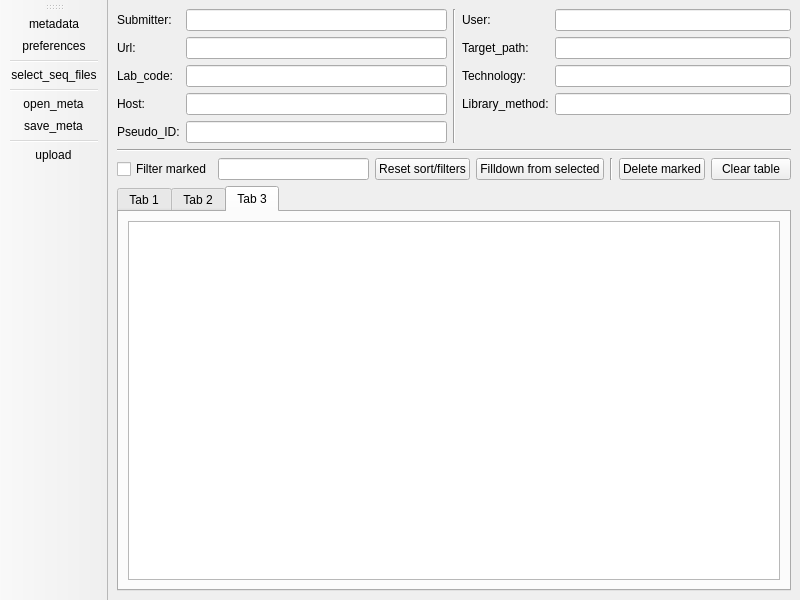
This is ui/mw.ui in genomic-medicine-sweden/GMS-uploader as Qt 5 draws it before an edit. The edited form follows.
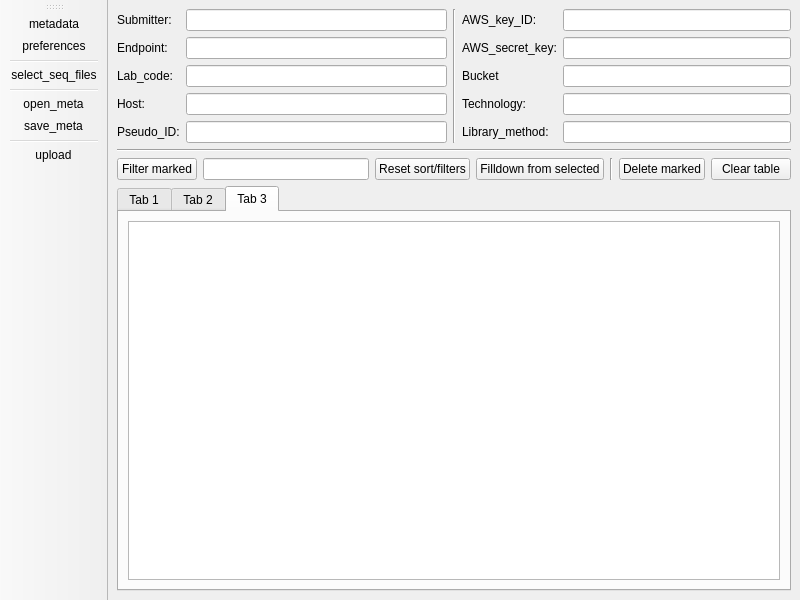
This is the edited form.

```diff
--- a/ui/mw.ui
+++ b/ui/mw.ui
@@ -58,7 +58,7 @@
             <item row="1" column="0">
              <widget class="QLabel" name="label_3">
               <property name="text">
-               <string>Url:</string>
+               <string>Endpoint:</string>
               </property>
              </widget>
             </item>
@@ -125,54 +125,75 @@
             <item row="0" column="0">
              <widget class="QLabel" name="label">
               <property name="text">
-               <string>User:</string>
+               <string>AWS_key_ID:</string>
+              </property>
+             </widget>
+            </item>
+            <item row="0" column="1">
+             <widget class="QLineEdit" name="lineEdit_key_id">
+              <property name="readOnly">
+               <bool>true</bool>
               </property>
              </widget>
             </item>
             <item row="1" column="0">
              <widget class="QLabel" name="label_4">
               <property name="text">
-               <string>Target_path:</string>
+               <string>AWS_secret_key:</string>
+              </property>
+             </widget>
+            </item>
+            <item row="1" column="1">
+             <widget class="QLineEdit" name="lineEdit_secret_key">
+              <property name="echoMode">
+               <enum>QLineEdit::Password</enum>
+              </property>
+              <property name="readOnly">
+               <bool>true</bool>
               </property>
              </widget>
             </item>
             <item row="2" column="0">
+             <widget class="QLabel" name="label_10">
+              <property name="text">
+               <string>Bucket</string>
+              </property>
+             </widget>
+            </item>
+            <item row="2" column="1">
+             <widget class="QLineEdit" name="lineEdit_bucket">
+              <property name="readOnly">
+               <bool>true</bool>
+              </property>
+             </widget>
+            </item>
+            <item row="3" column="0">
              <widget class="QLabel" name="label_6">
               <property name="text">
                <string>Technology:</string>
               </property>
              </widget>
             </item>
-            <item row="0" column="1">
-             <widget class="QLineEdit" name="lineEdit_User">
-              <property name="readOnly">
-               <bool>true</bool>
-              </property>
-             </widget>
-            </item>
-            <item row="1" column="1">
-             <widget class="QLineEdit" name="lineEdit_Target_path">
-              <property name="readOnly">
-               <bool>true</bool>
-              </property>
-             </widget>
-            </item>
-            <item row="2" column="1">
+            <item row="3" column="1">
              <widget class="QLineEdit" name="lineEdit_Sequencing_technology">
               <property name="readOnly">
                <bool>true</bool>
               </property>
              </widget>
             </item>
-            <item row="3" column="0">
+            <item row="4" column="0">
              <widget class="QLabel" name="label_9">
               <property name="text">
                <string>Library_method:</string>
               </property>
              </widget>
             </item>
-            <item row="3" column="1">
-             <widget class="QLineEdit" name="lineEdit_lib_method"/>
+            <item row="4" column="1">
+             <widget class="QLineEdit" name="lineEdit_lib_method">
+              <property name="readOnly">
+               <bool>true</bool>
+              </property>
+             </widget>
             </item>
            </layout>
           </item>
@@ -197,13 +218,6 @@
             </property>
            </widget>
           </item>
-          <item row="2" column="0">
-           <widget class="QCheckBox" name="checkBox_filtermarked">
-            <property name="text">
-             <string>Filter marked</string>
-            </property>
-           </widget>
-          </item>
           <item row="2" column="7">
            <widget class="QPushButton" name="pushButton_filldown">
             <property name="text">
@@ -232,6 +246,13 @@
             </property>
            </widget>
           </item>
+          <item row="2" column="0">
+           <widget class="QPushButton" name="pushButton_filtermarked">
+            <property name="text">
+             <string>Filter marked</string>
+            </property>
+           </widget>
+          </item>
          </layout>
         </item>
         <item>
```
Left out of the diff: 2 changed lines with no effect on the pictures.
